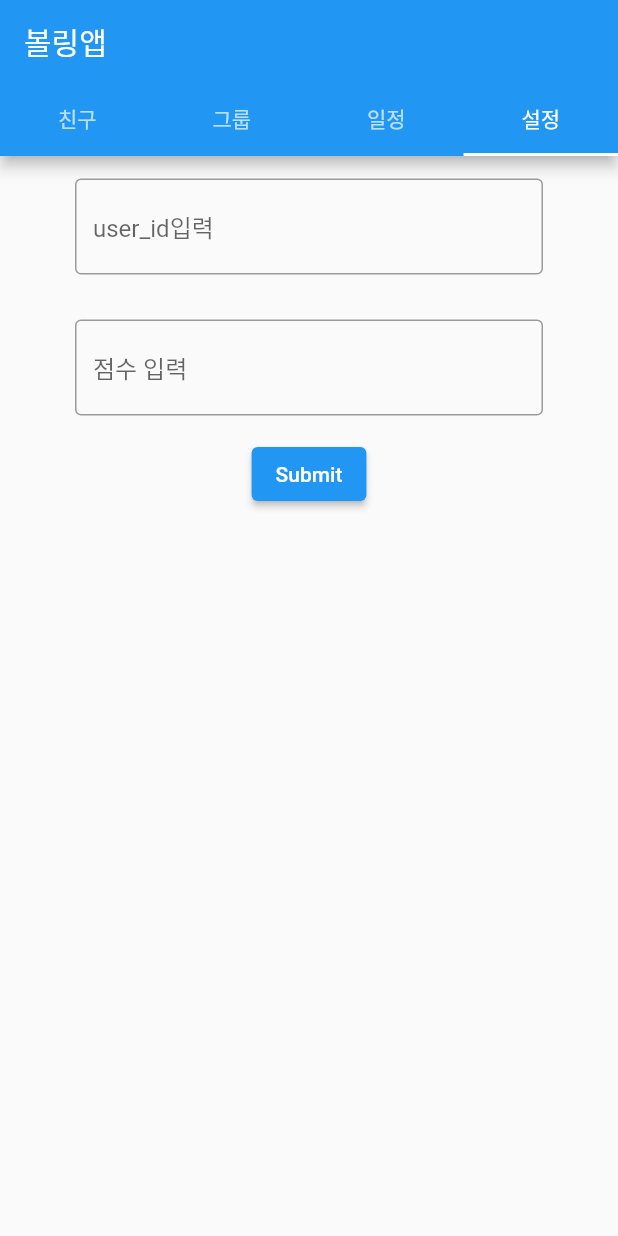
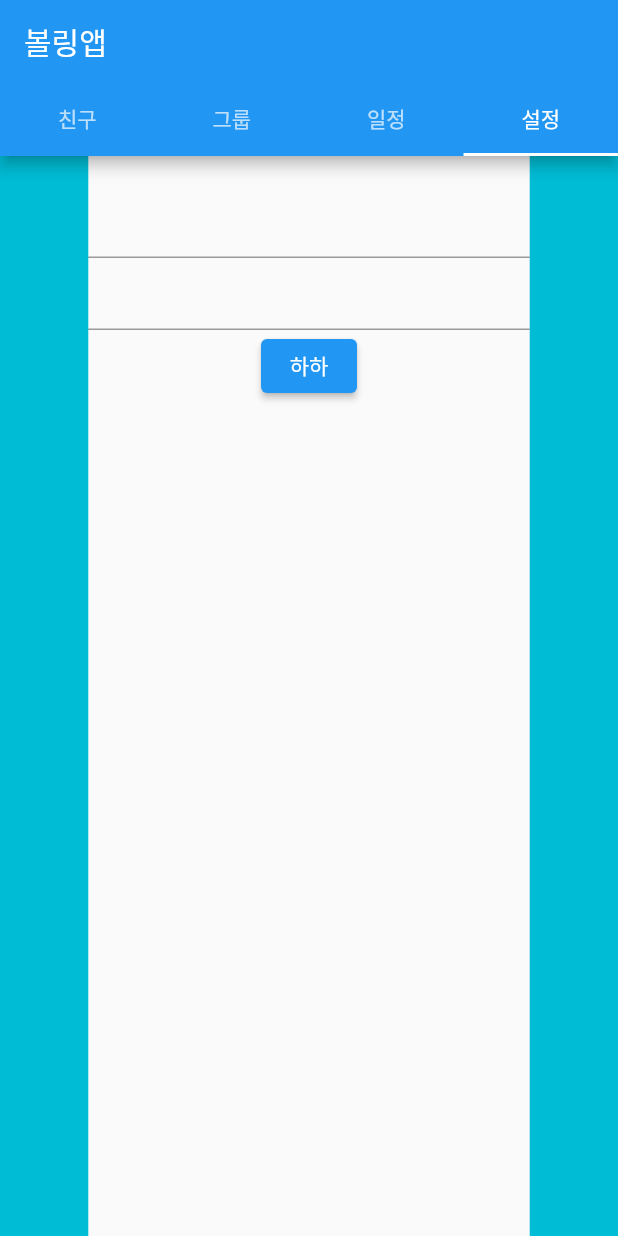
Before and after one commit to gon2gon2/bowling-flutter, a Flutter app: the screen it shows after launch, tab 4 chosen, on a phone screen of 412 x 824 dp. Run offline on Flutter 3.47's test engine with Material 2 defaults, Android fonts, the phone set to English and light mode, and no system bars; network calls fail.

Commit message:
post success, start design

```diff
--- a/lib/main.dart
+++ b/lib/main.dart
@@ -1,10 +1,11 @@
 import 'package:flutter/material.dart';
+import 'package:flutter/services.dart';
 import 'package:http/http.dart' as http;
 import 'dart:convert';
 import 'user.dart';
 
 const myServerUri = "http://10.0.2.2:3000/scores";
-const awsServerUri = "http://35.175.146.220:9711/scores";
+const awsServerUri = "http://54.197.125.47:9711/scores";
 
 Future<List<User>> fetchPost() async {
   // final response = await http.get(Uri.parse(myServerUri));
@@ -20,17 +21,17 @@ Future<List<User>> fetchPost() async {
   }
 }
 
-Future<http.Response> createScore() {
+Future<http.Response> createScore(int? userId, int userScore) {
   return http.post(
     Uri.parse(awsServerUri),
     headers: <String, String>{
       'Content-Type': 'application/json; charset=UTF-8',
     },
     body: jsonEncode(<String, dynamic>{
-      "user_id":6,
-      "when":"2022-03-25T06:49:07.342Z",
-      "place_id":1,
-      "value":1000
+      "user_id": userId,
+      "when": "2022-03-25T06:49:07.342Z",
+      "place_id": 1,
+      "value": userScore
     }),
   );
 }
@@ -294,13 +295,15 @@ class SettingPage extends StatelessWidget {
 }
 
 class MyCustomFormState extends StatefulWidget {
-  const MyCustomFormState({ Key? key }) : super(key: key);
+  const MyCustomFormState({Key? key}) : super(key: key);
 
   @override
   State<MyCustomFormState> createState() => _MyCustomFormStateState();
 }
 
 class _MyCustomFormStateState extends State<MyCustomFormState> {
+  late String userName;
+  late String userScore;
 
   final _formKey = GlobalKey<FormState>();
 
@@ -308,50 +311,71 @@ class _MyCustomFormStateState extends State<MyCustomFormState> {
   Widget build(BuildContext context) {
     return Form(
       key: _formKey,
+      child: Row(
+        children: [
+          Flexible(
+            child: Container(
+              color: Colors.cyan,
+            ),
+            flex: 1,
+          ),
+          Flexible(
             child: Column(
               children: <Widget>[
-          Padding(
-            padding: const EdgeInsets.symmetric(horizontal: 50, vertical: 15),
-            child: TextFormField(
-            // The validator receives the text that the user has entered.
-              decoration: const InputDecoration(
-                border: OutlineInputBorder(),
-                hintText: 'user_id입력',
+                const SizedBox(
+                  height: 20,
                 ),
+                TextFormField(
+                  // 이름
+                  textAlign: TextAlign.center,
+                  onChanged: (value) {
+                    userName = value;
+                  },
                   validator: (value) {
                     if (value == null || value.isEmpty) {
-                  return 'Please enter some text';
+                      return '이름을 똑바로 입력하세요';
+                    } else if (!possibleNames.contains(value)) {
+                      return "'XX곤'이나 'XX석' 처럼 입력하세요";
                     }
                     return null;
                   },
-            )),
-          Padding(
-            padding: const EdgeInsets.symmetric(horizontal: 50, vertical: 15),
-            child: TextFormField(
-            // The validator receives the text that the user has entered.
-              decoration: const InputDecoration(
-                border: OutlineInputBorder(),
-                hintText: '점수 입력',
                 ),
+                TextFormField(
+                  // 점수
+                  textAlign: TextAlign.center,
+                  keyboardType: TextInputType.number,
+                  onChanged: (value) {
+                    userScore = value;
+                  },
                   validator: (value) {
                     if (value == null || value.isEmpty) {
-                  return 'Please enter some text';
+                      return '숫자만 제대로 입력하세요';
+                    } else if (int.parse(value) > 300) {
+                      return '구라치지 마세요';
                     }
                     return null;
                   },
-            )),
+                  inputFormatters: [
+                    FilteringTextInputFormatter.allow(RegExp(r'^[0-9]+$'))
+                  ],
+                ),
                 ElevatedButton(
                     onPressed: () {
-              // Validate returns true if the form is valid, or false otherwise.
+                      createScore(nameToId[userName], int.parse(userScore));
                       if (_formKey.currentState!.validate()) {
-                // If the form is valid, display a snackbar. In the real world,
-                // you'd often call a server or save the information in a database.
-                ScaffoldMessenger.of(context).showSnackBar(
-                  const SnackBar(content: Text('Processing Data')),
-                );
+                        print('valid!!');
                       }
                     },
-            child: const Text('Submit'),
+                    child: Text("하하"))
+              ],
+            ),
+            flex: 5,
+          ),
+          Flexible(
+            child: Container(
+              color: Colors.cyan,
+            ),
+            flex: 1,
           ),
         ],
       ),
--- a/lib/user.dart
+++ b/lib/user.dart
@@ -18,7 +18,6 @@ class User {
     return User(
       userName: json['userName'],
       userScoreList: scoreList,
-
     );
   }
 
@@ -26,3 +25,19 @@ class User {
   num get average => (userScoreList.average.round());
   num get handicap => ((standard - userScoreList.average) * ratio).round();
 }
+
+const Map<String, int> nameToId = {
+  'XX현': 1,
+  'XX준': 2,
+  'XX곤': 3,
+  'XX일': 4,
+  'XX석': 5,
+};
+
+const List<String> possibleNames = [
+  'XX현',
+  'XX준',
+  'XX곤',
+  'XX일',
+  'XX석',
+];
```
Lines whose indentation alone changed are shown as unchanged.
